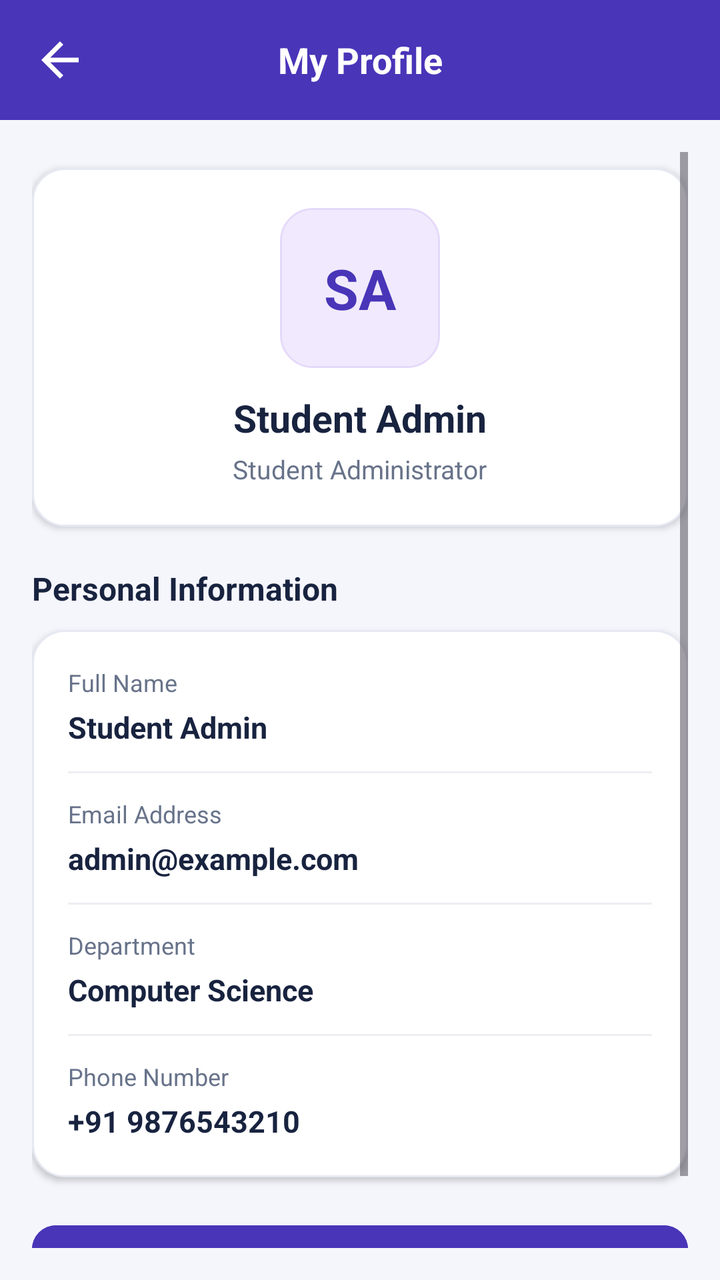
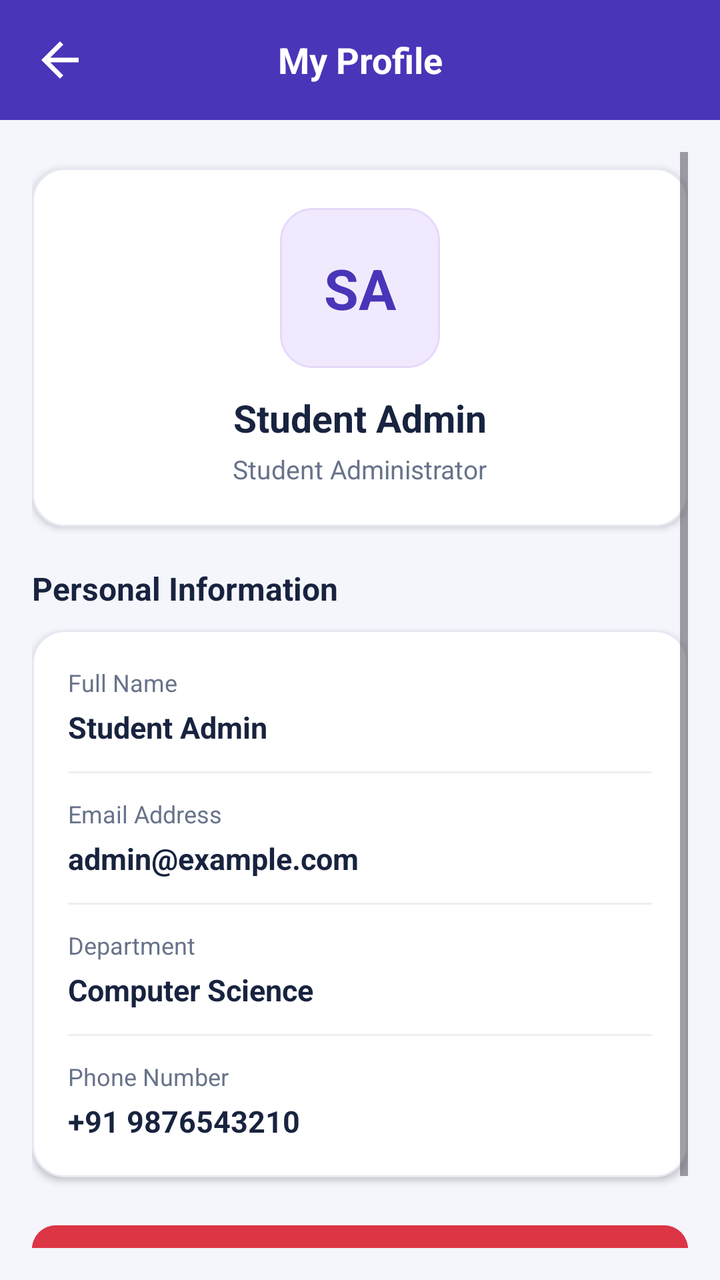

An Android layout rendered at two revisions. The XML below is the earlier revision; the diff shows what the commit changed to produce the second picture.
<!-- AndroidManifest.xml: application theme Theme.TrackPoint -->
<!-- res/layout/activity_my_profile.xml -->
<?xml version="1.0" encoding="utf-8"?>
<androidx.constraintlayout.widget.ConstraintLayout
    xmlns:android="http://schemas.android.com/apk/res/android"
    xmlns:app="http://schemas.android.com/apk/res-auto"
    android:layout_width="match_parent"
    android:layout_height="match_parent"
    android:background="#4935B8"
    android:fitsSystemWindows="true">

    
    <LinearLayout
        android:id="@+id/header"
        android:layout_width="match_parent"
        android:layout_height="60dp"
        android:orientation="horizontal"
        android:gravity="center_vertical"
        android:paddingStart="16dp"
        android:paddingEnd="16dp"
        android:background="#4935B8"
        app:layout_constraintTop_toTopOf="parent">

        <ImageView
            android:id="@+id/btnBack"
            android:layout_width="28dp"
            android:layout_height="28dp"
            android:src="@drawable/back_symbol"
            app:tint="#FFFFFF"
            android:contentDescription="Back"/>

        <TextView
            android:layout_width="0dp"
            android:layout_height="wrap_content"
            android:layout_weight="1"
            android:text="My Profile"
            android:textColor="#FFFFFF"
            android:textSize="18sp"
            android:textStyle="bold"
            android:gravity="center"/>

        <View
            android:layout_width="28dp"
            android:layout_height="28dp"/>

    </LinearLayout>

    
    <ScrollView
        android:layout_width="match_parent"
        android:layout_height="0dp"
        android:fillViewport="true"
        android:padding="16dp"
        android:background="#F5F6FC"
        app:layout_constraintTop_toBottomOf="@id/header"
        app:layout_constraintBottom_toBottomOf="parent">

        <LinearLayout
            android:layout_width="match_parent"
            android:layout_height="wrap_content"
            android:orientation="vertical">

            
            <LinearLayout
                android:layout_width="match_parent"
                android:layout_height="wrap_content"
                android:layout_marginTop="8dp"
                android:background="@drawable/action_card"
                android:gravity="center"
                android:orientation="vertical"
                android:padding="20dp"
                android:elevation="2dp">

                <TextView
                    android:layout_width="80dp"
                    android:layout_height="80dp"
                    android:background="@drawable/card_purple"
                    android:gravity="center"
                    android:text="SA"
                    android:textColor="#4935B8"
                    android:textSize="28sp"
                    android:textStyle="bold"/>

                <TextView
                    android:id="@+id/tvAdminName"
                    android:layout_width="wrap_content"
                    android:layout_height="wrap_content"
                    android:layout_marginTop="12dp"
                    android:text="Student Admin"
                    android:textColor="#18233F"
                    android:textSize="19sp"
                    android:textStyle="bold"/>

                <TextView
                    android:layout_width="wrap_content"
                    android:layout_height="wrap_content"
                    android:layout_marginTop="4dp"
                    android:text="Student Administrator"
                    android:textColor="#68738A"
                    android:textSize="13sp"/>
            </LinearLayout>

            
            <TextView
                android:layout_width="wrap_content"
                android:layout_height="wrap_content"
                android:layout_marginTop="20dp"
                android:layout_marginBottom="10dp"
                android:text="Personal Information"
                android:textColor="#18233F"
                android:textSize="16sp"
                android:textStyle="bold"/>

            <LinearLayout
                android:layout_width="match_parent"
                android:layout_height="wrap_content"
                android:background="@drawable/action_card"
                android:orientation="vertical"
                android:padding="18dp"
                android:elevation="2dp">

                <TextView
                    android:text="Full Name"
                    android:textColor="#68738A"
                    android:textSize="12sp"
                    android:layout_width="wrap_content"
                    android:layout_height="wrap_content"/>

                <TextView
                    android:id="@+id/tvProfileName"
                    android:text="Student Admin"
                    android:textColor="#18233F"
                    android:textSize="15sp"
                    android:textStyle="bold"
                    android:layout_marginTop="4dp"
                    android:layout_width="match_parent"
                    android:layout_height="wrap_content"/>

                <View
                    android:layout_width="match_parent"
                    android:layout_height="1dp"
                    android:layout_marginVertical="12dp"
                    android:background="#EEEEF3"/>

                <TextView
                    android:text="Email Address"
                    android:textColor="#68738A"
                    android:textSize="12sp"
                    android:layout_width="wrap_content"
                    android:layout_height="wrap_content"/>

                <TextView
                    android:id="@+id/tvProfileEmail"
                    android:text="admin@example.com"
                    android:textColor="#18233F"
                    android:textSize="15sp"
                    android:textStyle="bold"
                    android:layout_marginTop="4dp"
                    android:layout_width="match_parent"
                    android:layout_height="wrap_content"/>

                <View
                    android:layout_width="match_parent"
                    android:layout_height="1dp"
                    android:layout_marginVertical="12dp"
                    android:background="#EEEEF3"/>

                <TextView
                    android:text="Department"
                    android:textColor="#68738A"
                    android:textSize="12sp"
                    android:layout_width="wrap_content"
                    android:layout_height="wrap_content"/>

                <TextView
                    android:id="@+id/tvProfileDepartment"
                    android:text="Computer Science"
                    android:textColor="#18233F"
                    android:textSize="15sp"
                    android:textStyle="bold"
                    android:layout_marginTop="4dp"
                    android:layout_width="match_parent"
                    android:layout_height="wrap_content"/>

                <View
                    android:layout_width="match_parent"
                    android:layout_height="1dp"
                    android:layout_marginVertical="12dp"
                    android:background="#EEEEF3"/>

                <TextView
                    android:text="Phone Number"
                    android:textColor="#68738A"
                    android:textSize="12sp"
                    android:layout_width="wrap_content"
                    android:layout_height="wrap_content"/>

                <TextView
                    android:id="@+id/tvProfilePhone"
                    android:text="+91 9876543210"
                    android:textColor="#18233F"
                    android:textSize="15sp"
                    android:textStyle="bold"
                    android:layout_marginTop="4dp"
                    android:layout_width="match_parent"
                    android:layout_height="wrap_content"/>

            </LinearLayout>

            <Button
                android:id="@+id/btnEditProfile"
                android:layout_width="match_parent"
                android:layout_height="52dp"
                android:layout_marginTop="20dp"
                android:layout_marginBottom="20dp"
                android:backgroundTint="#4935B8"
                android:text="Edit Profile"
                android:textAllCaps="false"
                android:textColor="#FFFFFF"
                android:textSize="15sp"
                android:textStyle="bold"
                app:cornerRadius="12dp"/>

        </LinearLayout>
    </ScrollView>

</androidx.constraintlayout.widget.ConstraintLayout>
<!-- resources referenced by this layout -->
<resources>
  <!-- drawable action_card (drawable) -->
  <shape xmlns:android="http://schemas.android.com/apk/res/android">
      <solid android:color="#FFFFFF"/>
      <stroke android:width="1dp" android:color="#E6E9F2"/>
      <corners android:radius="16dp"/>
  </shape>
  <!-- drawable back_symbol (drawable) -->
  <vector xmlns:android="http://schemas.android.com/apk/res/android" android:autoMirrored="true" android:height="24dp" android:tint="#000000" android:viewportHeight="24" android:viewportWidth="24" android:width="24dp">
        
      <path android:fillColor="@android:color/white" android:pathData="M20,11H7.83l5.59,-5.59L12,4l-8,8 8,8 1.41,-1.41L7.83,13H20v-2z"/>
      
  </vector>
  <!-- drawable card_purple (drawable) -->
  <shape xmlns:android="http://schemas.android.com/apk/res/android">
      <solid android:color="#F1EAFE"/>
      <stroke android:width="1dp" android:color="#E5D9FA"/>
      <corners android:radius="16dp"/>
  </shape>
  <style name="Theme.TrackPoint" parent="Base.Theme.TrackPoint" />
  <style name="Base.Theme.TrackPoint" parent="Theme.Material3.DayNight.NoActionBar">
          
          
      </style>
</resources>

<!-- the commit's change to res/layout/activity_my_profile.xml (unified diff, before → after) -->
@@ -115,7 +115,8 @@
                 android:background="@drawable/action_card"
                 android:orientation="vertical"
                 android:padding="18dp"
-                android:elevation="2dp">
+                android:elevation="2dp"
+                android:layout_marginBottom="20dp">
 
                 <TextView
                     android:text="Full Name"
@@ -206,13 +207,12 @@
             </LinearLayout>
 
             <Button
-                android:id="@+id/btnEditProfile"
+                android:id="@+id/btnLogout"
                 android:layout_width="match_parent"
                 android:layout_height="52dp"
-                android:layout_marginTop="20dp"
                 android:layout_marginBottom="20dp"
-                android:backgroundTint="#4935B8"
-                android:text="Edit Profile"
+                android:backgroundTint="#DC3545"
+                android:text="Logout"
                 android:textAllCaps="false"
                 android:textColor="#FFFFFF"
                 android:textSize="15sp"
